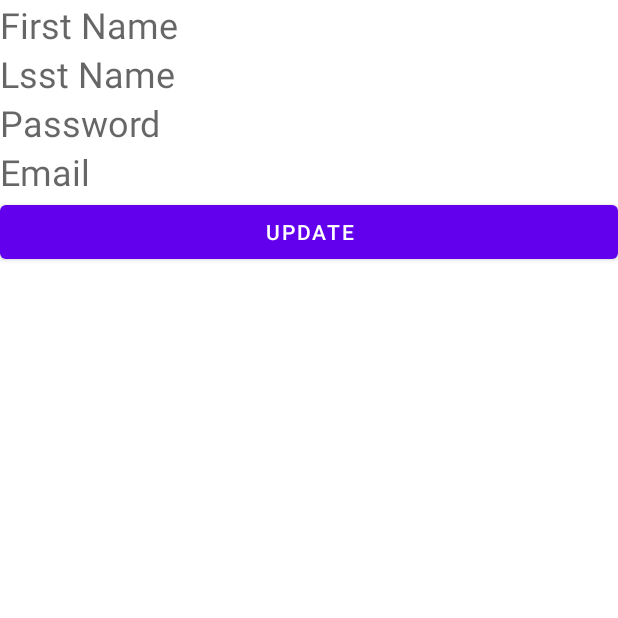
After one commit to hIFZA624/Mc_Project, an Android app: the UpdateProfile screen opened directly, with no data from a screen before it, on a phone screen of 412 x 824 dp, the top half of it. The commit adds this screen. Run offline under Robolectric (Android 15) with nearby library versions, the phone set to English and light mode, and no system bars.

Commit message:
user update profile

```diff
--- a/GarbageManagementSystem/app/src/main/AndroidManifest.xml
+++ b/GarbageManagementSystem/app/src/main/AndroidManifest.xml
@@ -9,7 +9,9 @@
         android:roundIcon="@mipmap/ic_launcher_round"
         android:supportsRtl="true"
         android:theme="@style/Theme.GarbageManagementSystem">
-        <activity android:name=".updateBin"></activity>
+        <activity android:name=".UpdateProfile"></activity>
+        <activity android:name=".UserProfile"></activity>
+        <activity android:name=".updateBin" />
         <activity android:name=".updateDriver" />
         <activity android:name=".ViewComplaint" />
         <activity android:name=".ViewComplaints" />
--- /dev/null
+++ b/GarbageManagementSystem/app/src/main/java/com/example/garbagemanagementsystem/UpdateProfile.java
@@ -0,0 +1,64 @@
+package com.example.garbagemanagementsystem;
+
+import androidx.appcompat.app.AppCompatActivity;
+
+import android.content.Intent;
+import android.os.Bundle;
+import android.view.View;
+import android.widget.Button;
+import android.widget.EditText;
+import android.widget.TextView;
+import android.widget.Toast;
+
+import java.util.ArrayList;
+
+public class UpdateProfile extends AppCompatActivity {
+    String username;
+    EditText FirstName;
+    EditText LastName;
+    EditText Email;
+    EditText password;
+    Button Update;
+    User user;
+    DbHelper dbHelper;
+    @Override
+    protected void onCreate(Bundle savedInstanceState) {
+        super.onCreate(savedInstanceState);
+        setContentView(R.layout.activity_update_profile);
+        Intent intent = getIntent();
+        username = intent.getStringExtra("UP");
+        FirstName=findViewById(R.id.UpfirstName);
+        LastName=findViewById(R.id.UplastName);
+        Email=findViewById(R.id.UpEmail);
+        password=findViewById(R.id.UpPassword);
+        Update=findViewById(R.id.UpdateProfile);
+         dbHelper = new DbHelper(UpdateProfile.this);
+        ArrayList<User> userlist = dbHelper.getAllRecords();
+        boolean flag = false;
+        for (int i = 0; i < userlist.size(); i++) {
+            user = userlist.get(i);
+            if (user.getEmail().equals(username)) {
+                FirstName.setText(user.getFirstName());
+                LastName.setText(user.getLastName());
+                password.setText(user.getPassword());
+                Email.setText(user.getEmail());
+            }
+        }
+    }
+
+    public void updating(View view) {
+        User u= new User(FirstName.getText().toString(),LastName.getText().toString(),Email.getText().toString(),password.getText().toString(),password.getText().toString(),user.getId());
+
+         dbHelper = new DbHelper(UpdateProfile.this);
+        boolean b = dbHelper.UpdateUser(u);
+        if (b == true)
+            Toast.makeText(UpdateProfile.this, "Profile Updated", Toast.LENGTH_SHORT).show();
+        else
+            Toast.makeText(UpdateProfile.this, "Profile Not Updated", Toast.LENGTH_SHORT).show();
+
+        Intent intent=new Intent(UpdateProfile.this,UserProfile.class);
+//public User(String firstName, String lastName, String email,  String Password,String ConfirmPassword,int Id)
+        startActivity(intent);
+    }
+
+}
--- a/GarbageManagementSystem/app/src/main/java/com/example/garbagemanagementsystem/UserHomePage.java
+++ b/GarbageManagementSystem/app/src/main/java/com/example/garbagemanagementsystem/UserHomePage.java
@@ -35,7 +35,11 @@ public class UserHomePage extends AppCompatActivity {
         intent.putExtra("UserNameComplaint",username);
         startActivity(intent);
     }
-
+    public void UserProfile(View view) {
+        Intent intent=new Intent(UserHomePage.this,UserProfile.class);
+        intent.putExtra("UserProfileName",username);
+        startActivity(intent);
+    }
     public void OpenUserComplaint(View view) {
 
     }
--- /dev/null
+++ b/GarbageManagementSystem/app/src/main/res/layout/activity_update_profile.xml
@@ -0,0 +1,48 @@
+<?xml version="1.0" encoding="utf-8"?>
+<LinearLayout xmlns:android="http://schemas.android.com/apk/res/android"
+    xmlns:app="http://schemas.android.com/apk/res-auto"
+    xmlns:tools="http://schemas.android.com/tools"
+    android:layout_width="match_parent"
+    android:layout_height="match_parent"
+    tools:context=".UpdateProfile"
+    android:orientation="vertical">
+
+    <EditText
+        android:id="@+id/UpfirstName"
+        android:layout_width="match_parent"
+        android:layout_height="wrap_content"
+        android:textSize="24sp"
+        android:background="@color/white"
+        android:hint="First Name"
+        />
+    <EditText
+        android:id="@+id/UplastName"
+        android:layout_width="match_parent"
+        android:layout_height="wrap_content"
+        android:textSize="24sp"
+        android:background="@color/white"
+        android:hint="Lsst Name"
+        />
+    <EditText
+        android:id="@+id/UpPassword"
+        android:layout_width="match_parent"
+        android:layout_height="wrap_content"
+        android:textSize="24sp"
+        android:background="@color/white"
+        android:hint="Password"
+        />
+    <EditText
+        android:id="@+id/UpEmail"
+        android:layout_width="match_parent"
+        android:layout_height="wrap_content"
+        android:textSize="24sp"
+        android:background="@color/white"
+        android:hint="Email"
+        />
+    <Button
+        android:id="@+id/UpdateProfile"
+        android:layout_width="match_parent"
+        android:layout_height="wrap_content"
+        android:onClick="updating"
+        android:text="Update"></Button>
+</LinearLayout>
--- a/GarbageManagementSystem/app/src/main/res/layout/activity_user_home_page.xml
+++ b/GarbageManagementSystem/app/src/main/res/layout/activity_user_home_page.xml
@@ -115,6 +115,7 @@
               android:layout_height="wrap_content"
               android:layout_rowWeight="1"
               android:layout_columnWeight="1"
+              android:onClick="UserProfile"
               android:layout_margin="12dp"
               app:cardCornerRadius="12dp"
               app:cardElevation="6dp">
```
Also changed, not shown: GarbageManagementSystem/app/src/main/java/com/example/garbagemanagementsystem/DbHelper.java (+26 -0 lines), GarbageManagementSystem/app/src/main/java/com/example/garbagemanagementsystem/UserProfile.java (added, +52 -0 lines), GarbageManagementSystem/app/src/main/res/layout/activity_user_profile.xml (added, +39 -0 lines).
